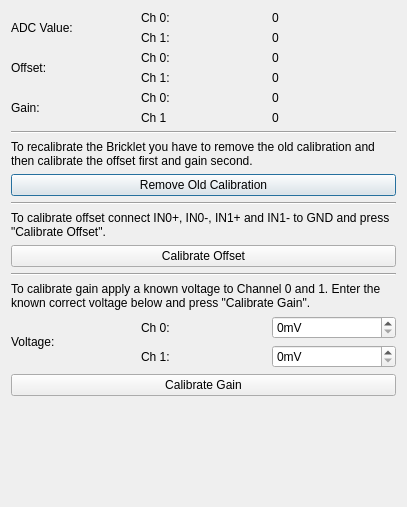
First picture: the form in src/brickv/plugin_system/plugins/industrial_dual_analog_in/ui/calibration.ui, repository Tinkerforge/brickv, before the edit.
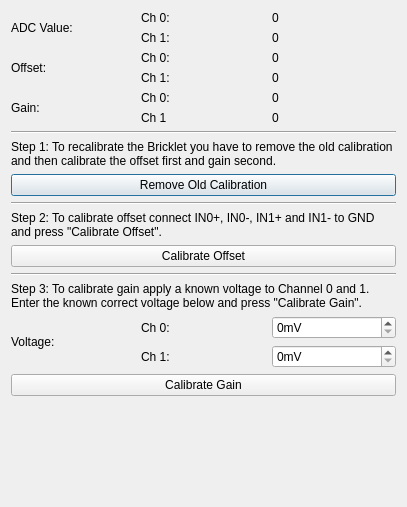
Second picture: the form after the edit.

Commit message: Add failure popup for out of range values

```diff
--- a/src/brickv/plugin_system/plugins/industrial_dual_analog_in/ui/calibration.ui
+++ b/src/brickv/plugin_system/plugins/industrial_dual_analog_in/ui/calibration.ui
@@ -33,7 +33,7 @@
      <item row="13" column="0" colspan="3">
       <widget class="QLabel" name="label_15">
        <property name="text">
-        <string>To calibrate gain apply a known voltage to Channel 0 and 1. Enter the known correct voltage below and press &quot;Calibrate Gain&quot;.</string>
+        <string>Step 3: To calibrate gain apply a known voltage to Channel 0 and 1. Enter the known correct voltage below and press &quot;Calibrate Gain&quot;.</string>
        </property>
        <property name="wordWrap">
         <bool>true</bool>
@@ -57,7 +57,7 @@
      <item row="10" column="0" colspan="3">
       <widget class="QLabel" name="label_14">
        <property name="text">
-        <string>To calibrate offset connect IN0+, IN0-, IN1+ and IN1- to GND and press &quot;Calibrate Offset&quot;.</string>
+        <string>Step 2: To calibrate offset connect IN0+, IN0-, IN1+ and IN1- to GND and press &quot;Calibrate Offset&quot;.</string>
        </property>
        <property name="textFormat">
         <enum>Qt::AutoText</enum>
@@ -83,7 +83,7 @@
      <item row="7" column="0" colspan="3">
       <widget class="QLabel" name="label_8">
        <property name="text">
-        <string>To recalibrate the Bricklet you have to remove the old calibration and then calibrate the offset first and gain second.</string>
+        <string>Step 1: To recalibrate the Bricklet you have to remove the old calibration and then calibrate the offset first and gain second.</string>
        </property>
        <property name="wordWrap">
         <bool>true</bool>
```
The commit also changes 1 other file.
